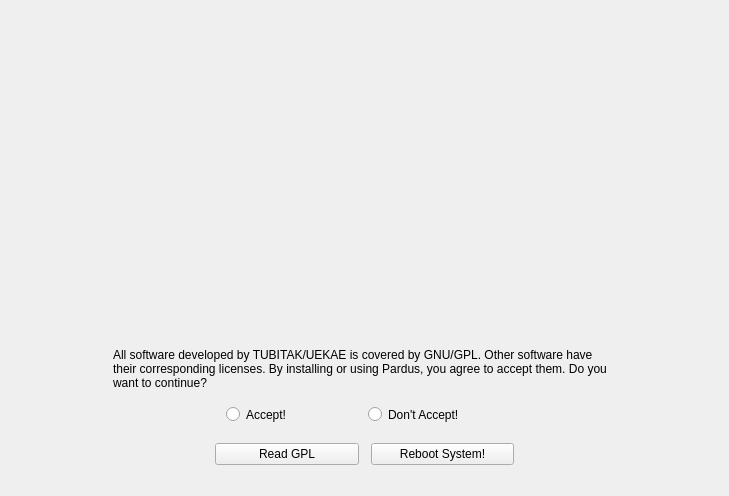
First picture: the form in yali4/gui/Ui/welcomewidget.ui, repository dadas45li/yali, before the edit.
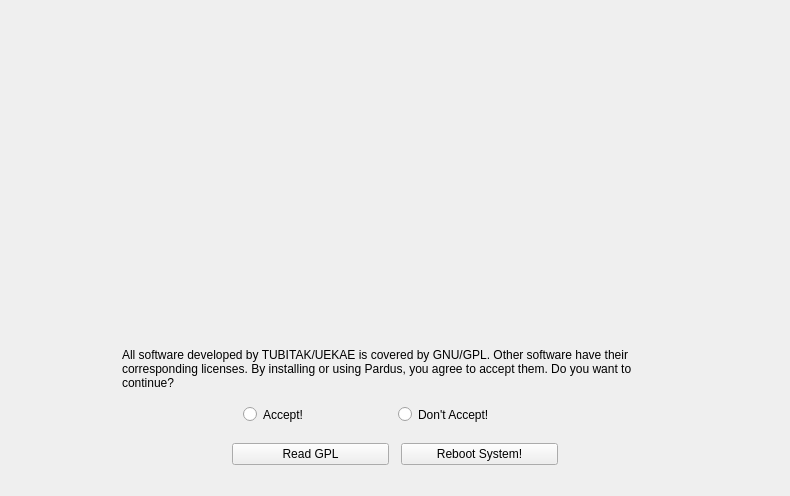
Second picture: the form after the edit. Icons and pictures are not drawn.

Patch:
```diff
--- a/yali4/gui/Ui/welcomewidget.ui
+++ b/yali4/gui/Ui/welcomewidget.ui
@@ -5,7 +5,7 @@
    <rect>
     <x>0</x>
     <y>0</y>
-    <width>729</width>
+    <width>790</width>
     <height>496</height>
    </rect>
   </property>
@@ -153,10 +153,7 @@
    </item>
    <item row="4" column="2" colspan="3" >
     <layout class="QGridLayout" >
-     <property name="horizontalSpacing" >
-      <number>10</number>
-     </property>
-     <property name="verticalSpacing" >
+     <property name="spacing" >
       <number>10</number>
      </property>
      <item row="1" column="0" >
```
Left out of the diff: 20 changed lines with no effect on the pictures.
